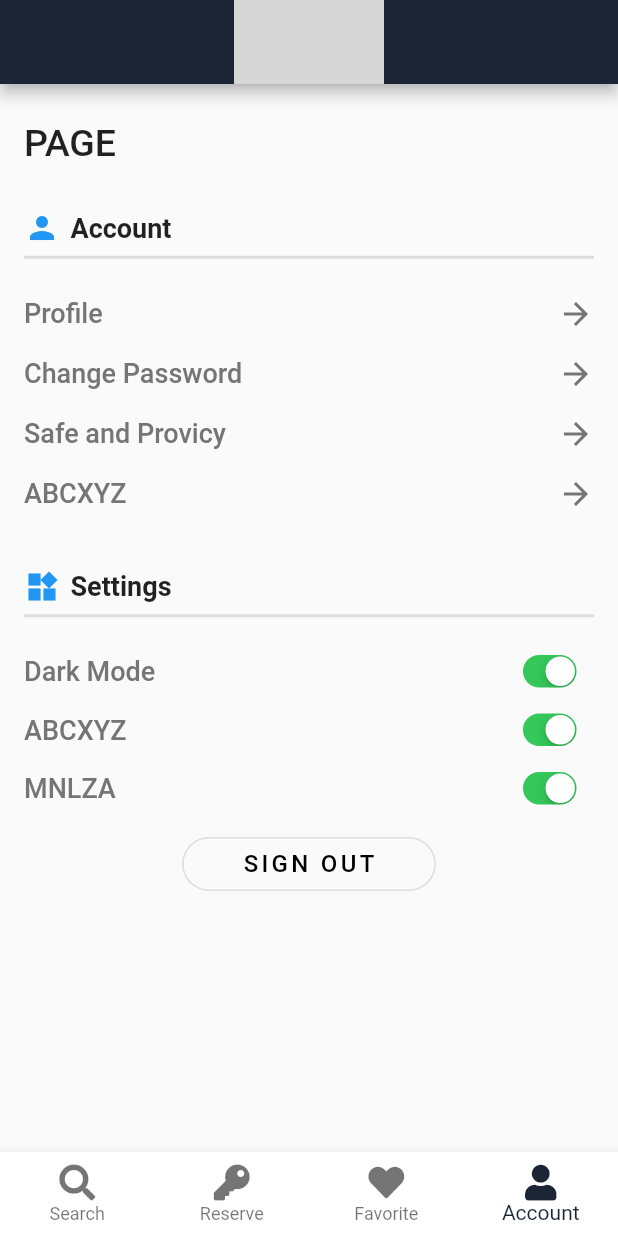
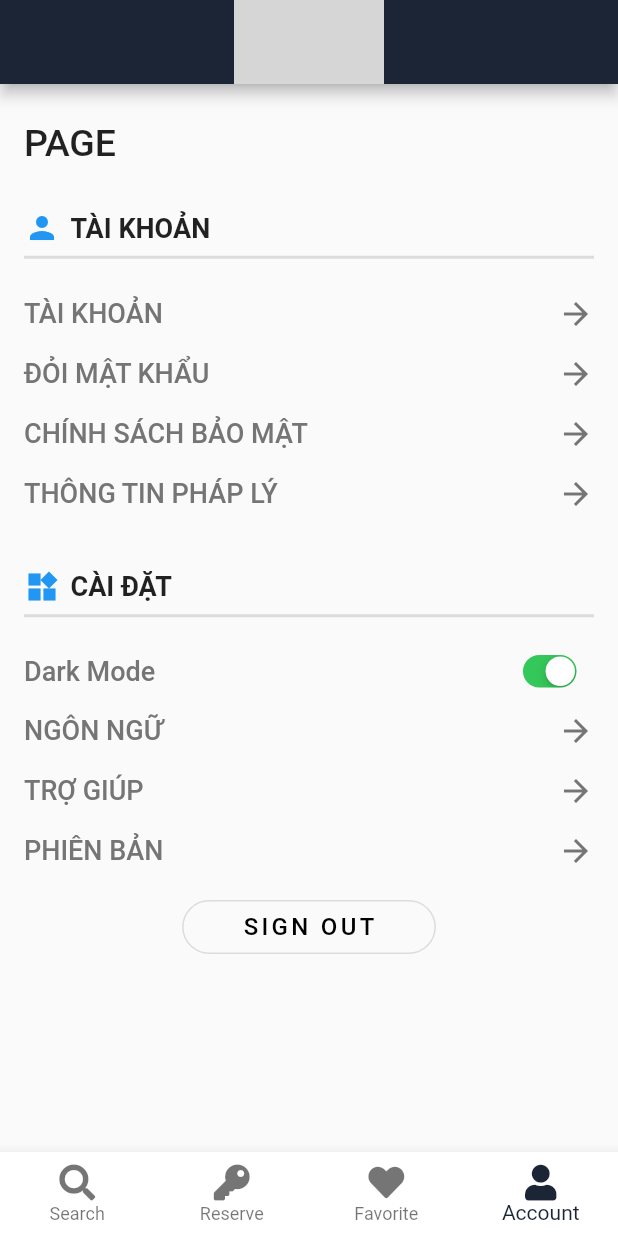
Before and after one commit to BaoKhanh99/Flutter-KaBow, a Flutter app: the screen it shows after launch, item 4 of the bottom bar chosen, on a phone screen of 412 x 824 dp. Run offline on Flutter 3.47's test engine with Material 2 defaults, Android fonts, the phone set to English and light mode, and no system bars; our stand-ins replace community_material_icon, font_awesome_flutter; grey boxes are pictures that could not be loaded.

Commit message:
update account page 2

```diff
--- a/lib/Account_Page/Account_Page.dart
+++ b/lib/Account_Page/Account_Page.dart
@@ -37,7 +37,7 @@ class Acount_Page extends StatelessWidget {
                   width: 7,
                 ),
                 Text(
-                  "Account",
+                  "TÀI KHOẢN",
                   style: TextStyle(fontSize: 18, fontWeight: FontWeight.bold),
                 ),
               ],
@@ -81,7 +81,7 @@ class Acount_Page extends StatelessWidget {
                   mainAxisAlignment: MainAxisAlignment.spaceBetween,
                   children: [
                     Text(
-                      "Profile",
+                      "TÀI KHOẢN",
                       style: TextStyle(fontSize: 18, fontWeight: FontWeight.w500, color: Colors.grey[600]),),
                     Icon(
                       Icons.arrow_forward,
@@ -96,7 +96,7 @@ class Acount_Page extends StatelessWidget {
                     context: context,
                     builder: (BuildContext context) {
                       return AlertDialog(
-                        title: Text("Change password"),
+                        title: Text("ĐỔI MẬT KHẨU"),
                         content: Column(
                           mainAxisSize: MainAxisSize.min,
                           children: [
@@ -122,7 +122,7 @@ class Acount_Page extends StatelessWidget {
                   mainAxisAlignment: MainAxisAlignment.spaceBetween,
                   children: [
                     Text(
-                      "Change Password",
+                      "ĐỎI MẬT KHẨU",
                       style: TextStyle(fontSize: 18, fontWeight: FontWeight.w500, color: Colors.grey[600]),),
                     Icon(
                       Icons.arrow_forward,
@@ -137,7 +137,7 @@ class Acount_Page extends StatelessWidget {
                     context: context,
                     builder: (BuildContext context) {
                       return AlertDialog(
-                        title: Text("Safe and Provicy"),
+                        title: Text("CHÍNH SÁCH BẢO MẬT"),
                         content: Column(
                           mainAxisSize: MainAxisSize.min,
                           children: [
@@ -163,7 +163,7 @@ class Acount_Page extends StatelessWidget {
                   mainAxisAlignment: MainAxisAlignment.spaceBetween,
                   children: [
                     Text(
-                      "Safe and Provicy",
+                      "CHÍNH SÁCH BẢO MẬT",
                       style: TextStyle(fontSize: 18, fontWeight: FontWeight.w500, color: Colors.grey[600]),),
                     Icon(
                       Icons.arrow_forward,
@@ -178,7 +178,7 @@ class Acount_Page extends StatelessWidget {
                     context: context,
                     builder: (BuildContext context) {
                       return AlertDialog(
-                        title: Text("ABCXYZ"),
+                        title: Text("THÔNG TIN PHÁP LÝ"),
                         content: Column(
                           mainAxisSize: MainAxisSize.min,
                           children: [
@@ -204,7 +204,7 @@ class Acount_Page extends StatelessWidget {
                   mainAxisAlignment: MainAxisAlignment.spaceBetween,
                   children: [
                     Text(
-                      "ABCXYZ",
+                      "THÔNG TIN PHÁP LÝ",
                       style: TextStyle(fontSize: 18, fontWeight: FontWeight.w500, color: Colors.grey[600]),),
                     Icon(
                       Icons.arrow_forward,
@@ -226,7 +226,7 @@ class Acount_Page extends StatelessWidget {
                   width: 7,
                 ),
                 Text(
-                  "Settings",
+                  "CÀI ĐẶT",
                   style: TextStyle(fontSize: 18, fontWeight: FontWeight.bold),
                 ),
               ],
@@ -249,28 +249,129 @@ class Acount_Page extends StatelessWidget {
                 scale: 0.7,
                   child: CupertinoSwitch(value: true, onChanged: (bool val){})),
             ],),
-            Row(
+            GestureDetector(
+              onTap: (){
+                showDialog(
+                    context: context,
+                    builder: (BuildContext context) {
+                      return AlertDialog(
+                        title: Text("NGÔN NGỮ"),
+                        content: Column(
+                          mainAxisSize: MainAxisSize.min,
+                          children: [
+                            Text("OP1"),
+                            Text("OP2"),
+                            Text("OP3"),
+                            Text("OP4"),
+                          ],),
+                        actions: [
+                          FlatButton(
+                            onPressed: (){
+                              Navigator.of(context).pop();
+                            },
+                            child: Text("Close"),
+                          ),
+                        ],
+                      );
+                    });
+              },
+              child: Padding(
+                padding: const EdgeInsets.symmetric(vertical: 8.0),
+                child: Row(
                   mainAxisAlignment: MainAxisAlignment.spaceBetween,
                   children: [
                     Text(
-                  "ABCXYZ",
-                  style: TextStyle(fontSize: 18, fontWeight: FontWeight.w500,color: Colors.grey[600]),
+                      "NGÔN NGỮ",
+                      style: TextStyle(fontSize: 18, fontWeight: FontWeight.w500, color: Colors.grey[600]),),
+                    Icon(
+                      Icons.arrow_forward,
+                      color: Colors.grey[600],),
+                  ],
                 ),
-                Transform.scale(
-                    scale: 0.7,
-                    child: CupertinoSwitch(value: true, onChanged: (bool val){})),
+              ),
+            ),
+            GestureDetector(
+              onTap: (){
+                showDialog(
+                    context: context,
+                    builder: (BuildContext context) {
+                      return AlertDialog(
+                        title: Text("TRỢ GIÚP"),
+                        content: Column(
+                          mainAxisSize: MainAxisSize.min,
+                          children: [
+                            Text("OP1"),
+                            Text("OP2"),
+                            Text("OP3"),
+                            Text("OP4"),
                           ],),
-            Row(
+                        actions: [
+                          FlatButton(
+                            onPressed: (){
+                              Navigator.of(context).pop();
+                            },
+                            child: Text("Close"),
+                          ),
+                        ],
+                      );
+                    });
+              },
+              child: Padding(
+                padding: const EdgeInsets.symmetric(vertical: 8.0),
+                child: Row(
                   mainAxisAlignment: MainAxisAlignment.spaceBetween,
                   children: [
                     Text(
-                  "MNLZA",
-                  style: TextStyle(fontSize: 18, fontWeight: FontWeight.w500,color: Colors.grey[600]),
+                      "TRỢ GIÚP",
+                      style: TextStyle(fontSize: 18, fontWeight: FontWeight.w500, color: Colors.grey[600]),),
+                    Icon(
+                      Icons.arrow_forward,
+                      color: Colors.grey[600],),
+                  ],
                 ),
-                Transform.scale(
-                    scale: 0.7,
-                    child: CupertinoSwitch(value: true, onChanged: (bool val){})),
+              ),
+            ),
+            GestureDetector(
+              onTap: (){
+                showDialog(
+                    context: context,
+                    builder: (BuildContext context) {
+                      return AlertDialog(
+                        title: Text("PHIÊN BẢN"),
+                        content: Column(
+                          mainAxisSize: MainAxisSize.min,
+                          children: [
+                            Text("OP1"),
+                            Text("OP2"),
+                            Text("OP3"),
+                            Text("OP4"),
                           ],),
+                        actions: [
+                          FlatButton(
+                            onPressed: (){
+                              Navigator.of(context).pop();
+                            },
+                            child: Text("Close"),
+                          ),
+                        ],
+                      );
+                    });
+              },
+              child: Padding(
+                padding: const EdgeInsets.symmetric(vertical: 8.0),
+                child: Row(
+                  mainAxisAlignment: MainAxisAlignment.spaceBetween,
+                  children: [
+                    Text(
+                      "PHIÊN BẢN",
+                      style: TextStyle(fontSize: 18, fontWeight: FontWeight.w500, color: Colors.grey[600]),),
+                    Icon(
+                      Icons.arrow_forward,
+                      color: Colors.grey[600],),
+                  ],
+                ),
+              ),
+            ),
             SizedBox(height: 7,),
             Center(
               child: OutlineButton(
```
Lines whose indentation alone changed are shown as unchanged.
